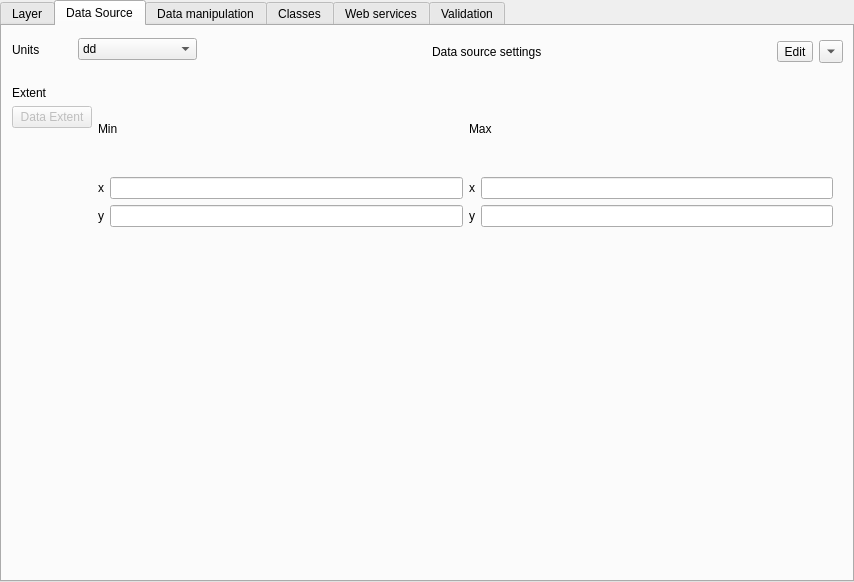
Old version of the form layersettingsraster.ui in the repository QMapfileEditor/QMapfileEditor.
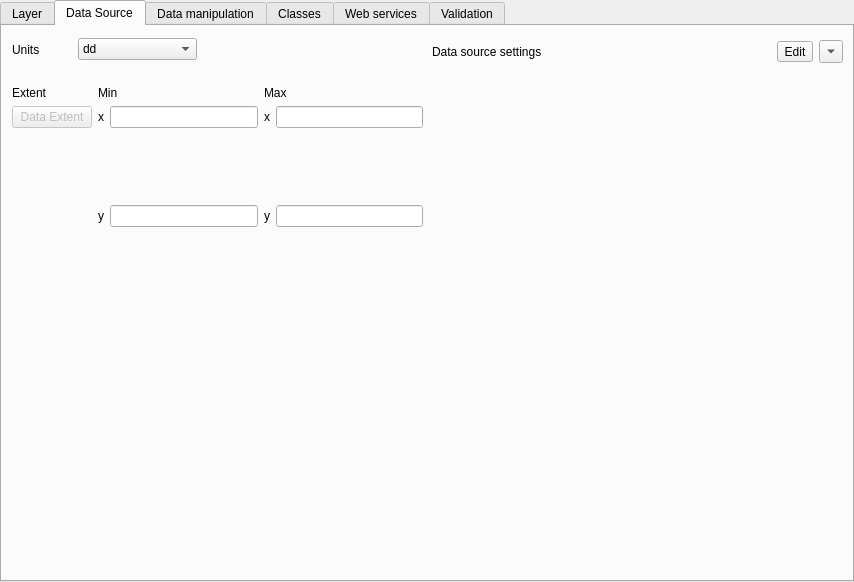
New version of the form. The open tabs and pages were chosen to show the change. Icons and pictures are not drawn.

Commit message: Add vertical and horizontal spacer for better layout + add projection widget for raster ui

What changed in the file:
```diff
--- a/layersettingsraster.ui
+++ b/layersettingsraster.ui
@@ -679,7 +679,7 @@
      <rect>
       <x>10</x>
       <y>60</y>
-      <width>821</width>
+      <width>411</width>
       <height>141</height>
      </rect>
     </property>
@@ -756,6 +756,19 @@
          </item>
         </layout>
        </item>
+       <item>
+        <spacer name="verticalSpacer_3">
+         <property name="orientation">
+          <enum>Qt::Vertical</enum>
+         </property>
+         <property name="sizeHint" stdset="0">
+          <size>
+           <width>20</width>
+           <height>40</height>
+          </size>
+         </property>
+        </spacer>
+       </item>
        <item>
         <layout class="QHBoxLayout" name="horizontalLayout_48">
          <item>
@@ -795,6 +808,19 @@
          </item>
         </layout>
        </item>
+       <item>
+        <spacer name="verticalSpacer_4">
+         <property name="orientation">
+          <enum>Qt::Vertical</enum>
+         </property>
+         <property name="sizeHint" stdset="0">
+          <size>
+           <width>20</width>
+           <height>40</height>
+          </size>
+         </property>
+        </spacer>
+       </item>
        <item>
         <layout class="QHBoxLayout" name="horizontalLayout_50">
          <item>
@@ -849,6 +875,17 @@
      </item>
     </layout>
    </widget>
+   <widget class="QWidget" name="verticalLayoutWidget_4">
+    <property name="geometry">
+     <rect>
+      <x>429</x>
+      <y>59</y>
+      <width>411</width>
+      <height>141</height>
+     </rect>
+    </property>
+    <layout class="QVBoxLayout" name="projection_wwidget"/>
+   </widget>
   </widget>
   <widget class="QWidget" name="datatransformTab">
    <attribute name="title">
```
